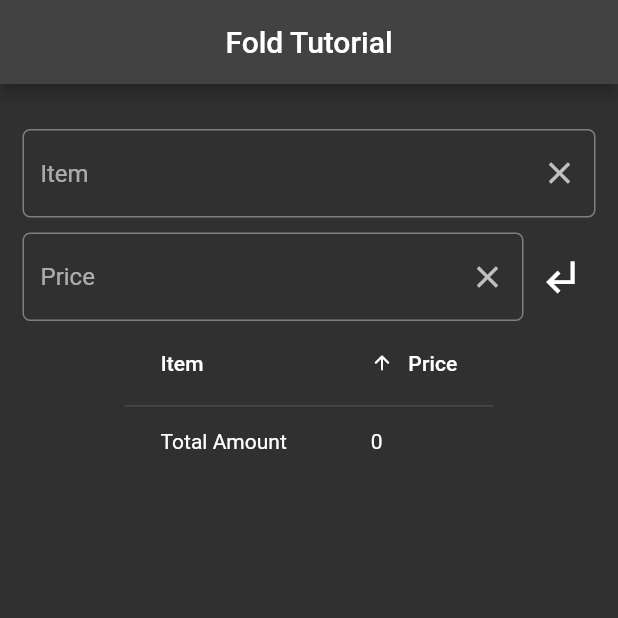
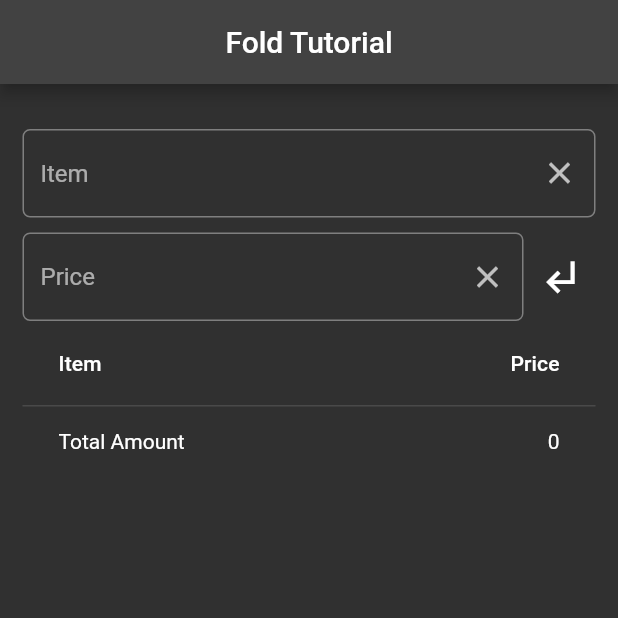
Before and after one commit to ClementPeter/List-Methods, a Flutter app: the screen it shows after launch, on a phone screen of 412 x 824 dp, the top half of it. Run offline on Flutter 3.47's test engine with Material 2 defaults, Android fonts, the light colour scheme and no system bars.

Commit message:
✨ completed: Fold method

```diff
--- a/fold_method/lib/dashboard.dart
+++ b/fold_method/lib/dashboard.dart
@@ -1,5 +1,3 @@
-import 'dart:async';
-
 import 'package:flutter/material.dart';
 import 'package:fold_method/itemModel.dart';
 
@@ -117,19 +115,13 @@ class _DashboardState extends State<Dashboard> {
               ],
             ),
             DataTable(
-              columns: [
-                const DataColumn(label: Text('Item')),
+              columns: const [
+                DataColumn(label: Text('Item')),
                 //Ascending order of price
                 DataColumn(
+                  numeric: true,
                   label: Center(
-                    child: Row(
-                      crossAxisAlignment: CrossAxisAlignment.start,
-                      children: const [
-                        Icon(Icons.arrow_upward_rounded, size: 15),
-                        SizedBox(width: 10),
-                        Text('Price'),
-                      ],
-                    ),
+                    child: Text('Price'),
                   ),
                 ),
               ],
--- a/fold_method/lib/itemModel.dart
+++ b/fold_method/lib/itemModel.dart
@@ -1,6 +1,3 @@
-
-
-
 class Item {
   String itemName;
   double itemPrice;
```
